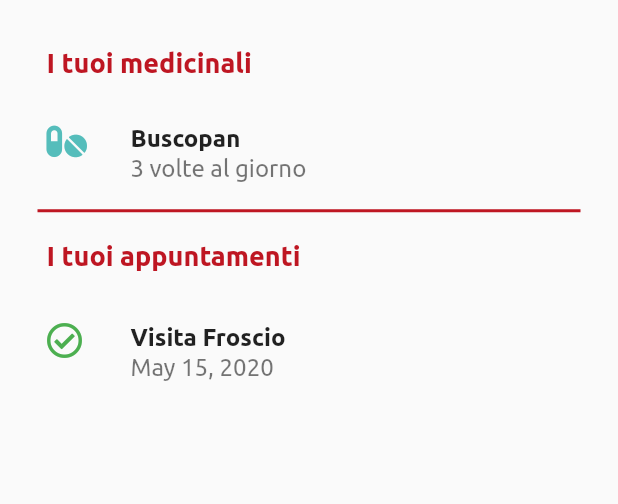
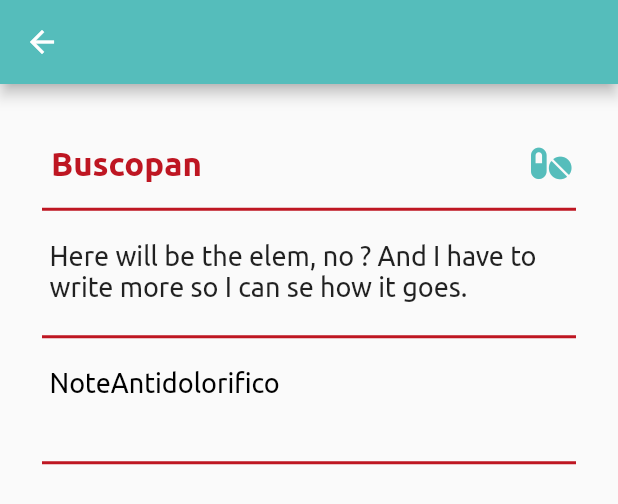
Before and after one commit to fabiomontello/my-care-app, a Flutter app: the HomeList widget shown alone on an empty page, opened directly with empty values, after a tap on "Buscopan", on a phone screen of 412 x 824 dp. Shown: the top 504 px of the screen. Run offline on Flutter 3.47's test engine with Material 2 defaults, Android fonts, the phone set to English and light mode, and no system bars; our stand-ins replace flutter_datetime_picker, font_awesome_flutter; project files that could hold a hidden picture were left out.

Commit message:
pixels fixes + medicinale view

```diff
--- a/lib/main.dart
+++ b/lib/main.dart
@@ -1,4 +1,5 @@
 import 'package:flutter/material.dart';
+import 'package:my_care/pages/medicinali_view.dart';
 import './pages/documento_edit.dart';
 import './pages/appuntamento_edit.dart';
 import './pages/login.dart';
@@ -20,7 +21,7 @@ class MyApp extends StatelessWidget {
         primarySwatch: CustomColorSwatchs.appPrimaryColor,
         accentColor: Color(0xff1A938D),
         textTheme: ThemeData.light().textTheme.copyWith(
-              headline: TextStyle(
+              headline6: TextStyle(
                 color: Colors.white,
                 fontFamily: 'Ubuntu',
                 fontWeight: FontWeight.normal,
@@ -29,7 +30,7 @@ class MyApp extends StatelessWidget {
             ),
         appBarTheme: AppBarTheme(
           textTheme: ThemeData.light().textTheme.copyWith(
-                headline: TextStyle(
+                headline6: TextStyle(
                   color: Colors.white,
                   fontFamily: 'Ubuntu',
                   fontSize: 20,
@@ -46,6 +47,8 @@ class MyApp extends StatelessWidget {
         '/medicinale/edit': (context) => MedicinaleEdit(),
         '/documento/edit': (context) => DocumentoEdit(),
         '/analisi/edit': (context) => AnalisiEdit(),
+        '/medicinale/view': (context) => MedicinaliView(),
+       // '/appuntamento/view': (context) => (),
       },
     );
   }
--- a/lib/pages/appuntamento_edit.dart
+++ b/lib/pages/appuntamento_edit.dart
@@ -2,7 +2,6 @@ import 'package:flutter/material.dart';
 import 'package:font_awesome_flutter/font_awesome_flutter.dart';
 import 'package:flutter_datetime_picker/flutter_datetime_picker.dart';
 import 'package:intl/intl.dart';
-import '../models/appuntamenti.dart';
 
 class AppuntamentoEdit extends StatefulWidget {
   @override
@@ -45,6 +44,7 @@ class _AppuntamentoEditState extends State<AppuntamentoEdit> {
       ),
       body: Container(
         padding: EdgeInsets.fromLTRB(18, 25, 18, 0),
+        child: SingleChildScrollView(
                   child: Column(
             children: [
               Row(
@@ -244,6 +244,7 @@ class _AppuntamentoEditState extends State<AppuntamentoEdit> {
             ],
           ),
         ),
+      ),
     );
   }
 }
--- a/lib/pages/home_list.dart
+++ b/lib/pages/home_list.dart
@@ -20,8 +20,7 @@ List<Medicinale> medList = [
       applicazioneDurata: 10,
       scorte: true,
       scorteQuantita: 50,
-      scorteAlert : true),
-
+      scorteAlert: true),
 ];
 
 List<Appuntamenti> appuntamentiList = [
@@ -39,14 +38,13 @@ class HomeList extends StatefulWidget {
 }
 
 class _HomeListState extends State<HomeList> {
-
   @override
   Widget build(BuildContext context) {
     final Map arguments = ModalRoute.of(context).settings.arguments as Map;
 
     if (arguments != null) {
-      if(arguments['type'] == 'medicinale'){
-        if(!medList.contains(arguments['object'])){
+      if (arguments['type'] == 'medicinale') {
+        if (!medList.contains(arguments['object'])) {
           medList.add(arguments['object']);
         }
       }
@@ -61,9 +59,6 @@ class _HomeListState extends State<HomeList> {
               //mainAxisAlignment: MainAxisAlignment.center,
               children: <Widget>[
                 ListTile(
-                  //  trailing: Icon(
-                  //    FontAwesomeIcons.pills,
-                  // ),
                   dense: true,
                   title: Text(
                     'I tuoi medicinali',
@@ -79,7 +74,10 @@ class _HomeListState extends State<HomeList> {
                 ...medList.map((elem) {
                   return Container(
                     child: ListTile(
-                      onTap: (){print(elem.title);},
+                      onTap: () {
+                        Navigator.of(context).pushNamed('/medicinale/view',
+                            arguments: {'object': elem});
+                      },
                       leading: Icon(
                         FontAwesomeIcons.pills,
                         color: Theme.of(context).primaryColor,
@@ -106,7 +104,6 @@ class _HomeListState extends State<HomeList> {
                 ListTile(
                   title: Text(
                     'I tuoi appuntamenti',
-                    //textAlign: TextAlign.left,
                     style: TextStyle(
                       fontSize: 18,
                       fontFamily: 'Ubuntu',
@@ -140,92 +137,9 @@ class _HomeListState extends State<HomeList> {
                     ),
                   );
                 }).toList(),
-                // ListView.builder(
-
-                //   itemCount: medList.length,
-                //   itemBuilder: (context, index) {
-                //     return Container(
-
-                //       child: ListTile(
-
-                //         leading: Icon(
-                //           FontAwesomeIcons.pills,
-                //           color: Theme.of(context).primaryColor,
-                //         ),
-                //         title: Text(
-                //           medList[index].title,
-                //           style: TextStyle(
-                //             fontFamily: 'Ubuntu',
-                //             fontWeight: FontWeight.bold,
-                //             fontSize: 16,
-                //           ),
-                //         ),
-                //         subtitle: Text(
-                //           medList[index].id,
-                //           style: TextStyle(
-                //             fontFamily: 'Ubuntu',
-                //             fontSize: 16,
-                //           ),
-                //         ),
-                //       ),
-                //     );
-                //   },
-                //   shrinkWrap: true,
-                // ),
               ],
             ),
           ),
-// ////////////////////////////////////////////////////
-
-          // Column(
-          //   children: <Widget>[
-          //     ListTile(
-          //       title: Text(
-          //         'I tuoi appuntamenti',
-          //         //textAlign: TextAlign.left,
-          //         style: TextStyle(
-          //           fontSize: 18,
-          //           fontFamily: 'Ubuntu',
-          //           fontWeight: FontWeight.bold,
-          //           color: Color(0xffBE1622),
-          //         ),
-          //       ),
-          //     ),
-          //     ListView.builder(
-          //       itemCount: appuntamentiList.length,
-          //       itemBuilder: (context, index) {
-          //         return Container(
-          //           // elevation: 5,
-          //           margin: EdgeInsets.symmetric(
-          //             horizontal: 5,
-          //           ),
-          //           child: ListTile(
-          //             leading: Icon(
-          //               FontAwesomeIcons.checkCircle,
-          //               color: Colors.green,
-          //             ),
-          //             title: Text(
-          //               appuntamentiList[index].title,
-          //               style: TextStyle(
-          //                 fontFamily: 'Ubuntu',
-          //                 fontWeight: FontWeight.bold,
-          //                 fontSize: 16,
-          //               ),
-          //             ),
-          //             subtitle: Text(
-          //               DateFormat.yMMMd().format(appuntamentiList[index].date),
-          //               style: TextStyle(
-          //                 fontFamily: 'Ubuntu',
-          //                 fontSize: 16,
-          //               ),
-          //             ),
-          //           ),
-          //         );
-          //       },
-          //       shrinkWrap: true,
-          //     ),
-          //   ],
-          // ),
         ],
       ),
     );
--- a/lib/pages/login.dart
+++ b/lib/pages/login.dart
@@ -7,6 +7,7 @@ class LoginPage extends StatelessWidget {
     return Scaffold(
       body: Container(
         padding: EdgeInsets.all(20.0),
+        child: SingleChildScrollView(
                   child: Column(
             mainAxisAlignment: MainAxisAlignment.center,
             crossAxisAlignment: CrossAxisAlignment.center,
@@ -49,6 +50,7 @@ class LoginPage extends StatelessWidget {
             ],
           ),
         ),
+      ),
       floatingActionButton: FlatButton(
         onPressed: () {
           Navigator.pushNamed(context, '/home');
--- a/lib/pages/medicinale_edit.dart
+++ b/lib/pages/medicinale_edit.dart
@@ -45,12 +45,14 @@ class _MedicinaleEditState extends State<MedicinaleEdit> {
       Container(
         height: double.infinity,
         padding: EdgeInsets.fromLTRB(18, 25, 18, 0),
+        child: SingleChildScrollView(
                   child: Column(
             children: [
               Row(
                 mainAxisAlignment: MainAxisAlignment.spaceBetween,
                 children: [
                   Flexible(
+                    fit: FlexFit.tight,
                     child: Container(
                       // margin: const EdgeInsets.all(15.0),
                       // padding: const EdgeInsets.all(3.0),
@@ -242,8 +244,10 @@ class _MedicinaleEditState extends State<MedicinaleEdit> {
             ],
           ),
         ),
+      ),
       Container(
         padding: EdgeInsets.fromLTRB(18, 25, 18, 0),
+        child: SingleChildScrollView(
                   child: Column(
             children: <Widget>[
               Container(
@@ -544,6 +548,7 @@ class _MedicinaleEditState extends State<MedicinaleEdit> {
             ],
           ),
         ),
+      ),
     ];
 
     return Scaffold(
@@ -554,6 +559,7 @@ class _MedicinaleEditState extends State<MedicinaleEdit> {
           style: TextStyle(color: Colors.white, fontSize: 20),
         ),
       ),
+
       body: Column(
         children: <Widget>[
           Flexible(
--- /dev/null
+++ b/lib/pages/medicinali_view.dart
@@ -0,0 +1,86 @@
+import 'package:flutter/material.dart';
+import 'package:font_awesome_flutter/font_awesome_flutter.dart';
+import '../ui/red_separator.dart';
+import '../models/medicinali.dart';
+
+class MedicinaliView extends StatelessWidget {
+  @override
+  Widget build(BuildContext context) {
+    final argum = ModalRoute.of(context).settings.arguments as Map;
+    Medicinale med = argum['object'];
+    return Scaffold(
+      appBar: AppBar(
+        iconTheme: new IconThemeData(color: Colors.white),
+      ),
+      body: Container(
+        padding: EdgeInsets.fromLTRB(18, 25, 18, 0),
+        child: Column(
+          children: [
+            Container(
+              child: ListTile(
+                trailing: Icon(
+                  FontAwesomeIcons.pills,
+                  color: Theme.of(context).primaryColor,
+                ),
+                title: Text(
+                  med.title,
+                  style: TextStyle(
+                    fontFamily: 'Ubuntu',
+                    fontSize: 22,
+                    fontWeight: FontWeight.bold,
+                    color: Color(0xffBE1622),
+                  ),
+                ),
+              ),
+            ),
+            RedSeparator(),
+            Container(
+              width: double.infinity,
+              padding: EdgeInsets.fromLTRB(15, 18, 15, 0),
+              child: Text(
+                'Here will be the elem, no ? And I have to write more so I can se how it goes.',
+                style: TextStyle(
+                  fontFamily: 'Ubuntu',
+                  fontSize: 18,
+                ),
+              ),
+              margin: EdgeInsets.only(bottom: 20),
+              //alignment: FractionalOffset.bottomCenter,
+            ),
+            RedSeparator(),
+            Container(
+              width: double.infinity,
+              padding: EdgeInsets.fromLTRB(15, 18, 15, 40),
+              child: RichText(
+                text: TextSpan(
+                  style: TextStyle(
+                    color: Colors.black,
+                    fontSize: 18,
+                    fontFamily: 'Ubuntu',
+                    // fontWeight: FontWeight.bold, here for both
+                  ),
+                  children: <TextSpan>[
+                    TextSpan(
+                      text: 'Note',
+
+                    ),
+                    TextSpan(
+                      text: 'Antidolorifico',
+                      style: TextStyle(
+                        color: Colors.black,
+                        fontSize: 18,
+                        fontFamily: 'Ubuntu',
+                        //fontWeight: FontWeight.bold
+                      ),
+                    ),
+                  ],
+                ),
+              ),
+            ),
+            RedSeparator(),
+          ],
+        ),
+      ),
+    );
+  }
+}
--- a/lib/ui/plus_list_elem.dart
+++ b/lib/ui/plus_list_elem.dart
@@ -23,7 +23,7 @@ class PlusListElem extends StatelessWidget {
         ),
         title: Text(labelTitle,
             textAlign: TextAlign.center,
-            style: Theme.of(context).textTheme.headline
+            style: Theme.of(context).textTheme.headline6
             //TextStyle (color: Colors.white, ),
             ),
         trailing: FaIcon(
```
Also changed, not shown: lib/models/no_lose.dart (deleted, +0 -347 lines). Lines whose indentation alone changed are shown as unchanged.
